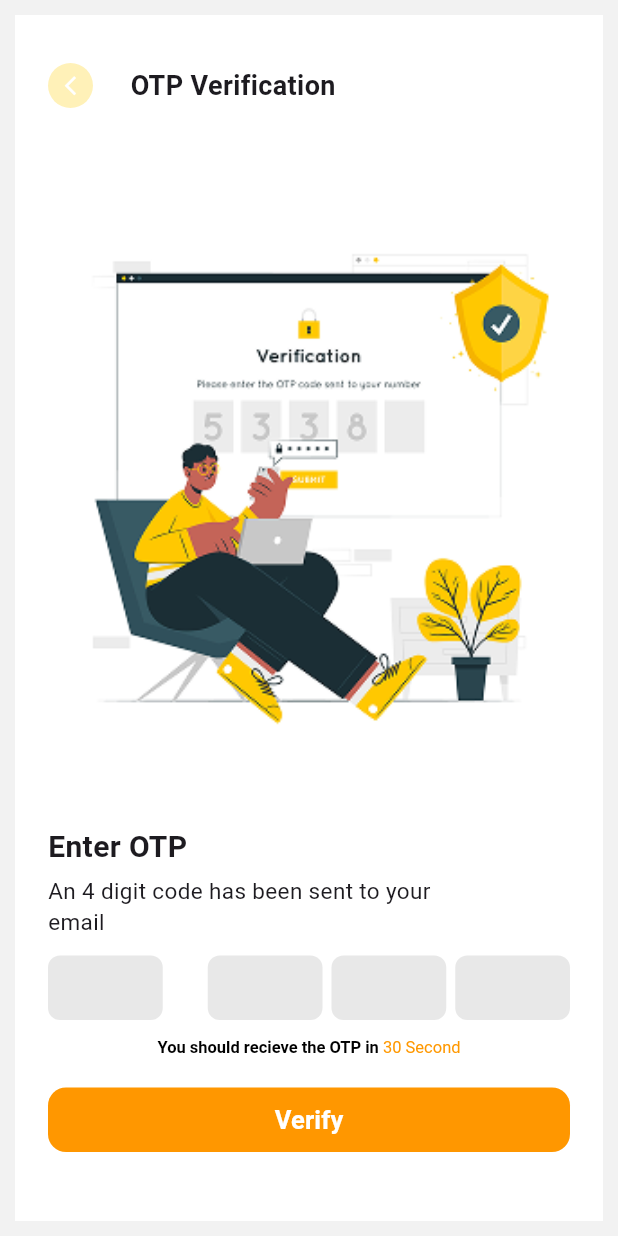
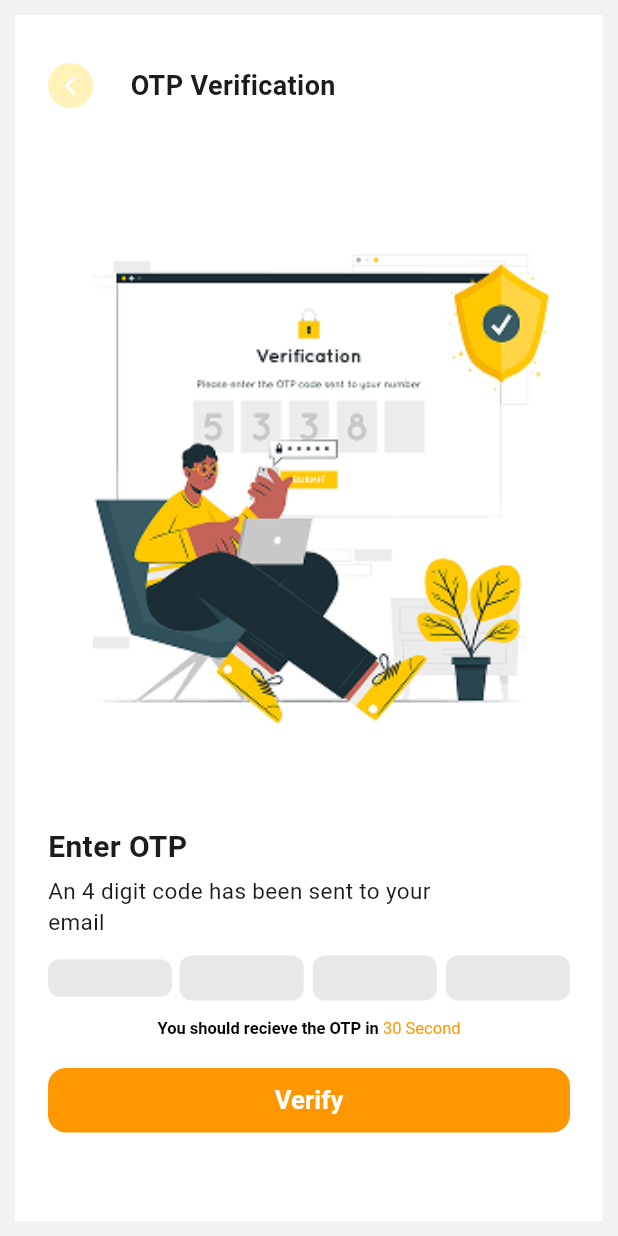
Before and after one commit to tawanjs008-lab/flutter_workshop_ui_project, a Flutter app: the E05PageUi screen opened directly, on a phone screen of 412 x 824 dp. Run offline on Flutter 3.47's test engine with Material 3 defaults, Android fonts, the phone set to English and light mode, and no system bars; our stand-ins replace google_fonts; Roboto replaces fonts that are missing (Kanit).

Commit message:
แก้e05

```diff
--- a/lib/views/e05_page_ui.dart
+++ b/lib/views/e05_page_ui.dart
@@ -117,8 +117,8 @@ class _E05PageUiState extends State<E05PageUi> {
                   children: [
                     Expanded(
                       child: SizedBox(
-                        width: 60,
-                        height: 43,
+                        width: 30,
+                        height: 25,
                         child: TextField(
                           controller: otp1,
                           textAlign: TextAlign.center,
@@ -136,11 +136,11 @@ class _E05PageUiState extends State<E05PageUi> {
                         ),
                       ),
                     ),
-                    SizedBox(width: 30),
+                    SizedBox(width: 5),
                     Expanded(
                       child: SizedBox(
-                        width: 60,
-                        height: 43,
+                        width: 30,
+                        height: 30,
                         child: TextField(
                           controller: otp2,
                           textAlign: TextAlign.center,
@@ -161,8 +161,8 @@ class _E05PageUiState extends State<E05PageUi> {
                     SizedBox(width: 6),
                     Expanded(
                       child: SizedBox(
-                        width: 60,
-                        height: 43,
+                        width: 30,
+                        height: 30,
                         child: TextField(
                           controller: otp3,
                           textAlign: TextAlign.center,
@@ -183,8 +183,8 @@ class _E05PageUiState extends State<E05PageUi> {
                     SizedBox(width: 6),
                     Expanded(
                       child: SizedBox(
-                        width: 60,
-                        height: 43,
+                        width: 30,
+                        height: 30,
                         child: TextField(
                           controller: otp4,
                           textAlign: TextAlign.center,
@@ -228,9 +228,7 @@ class _E05PageUiState extends State<E05PageUi> {
                     ),
                   ),
                 ),
-                SizedBox(
-                  height: 20,
-                ),
+                SizedBox(height: 20,),
                 SizedBox(
                   width: double.infinity,
                   height: 43,
```
